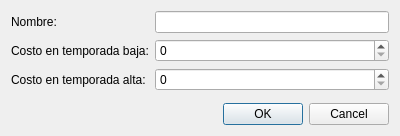
First picture: the form in src/ui/tipo.ui, repository leosmolas/conotels, before the edit.
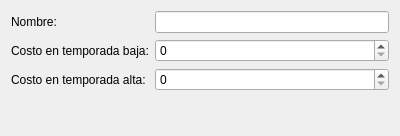
Second picture: the form after the edit.

Diff of the .ui file:
```diff
--- a/src/ui/tipo.ui
+++ b/src/ui/tipo.ui
@@ -53,9 +53,6 @@
      <property name="orientation">
       <enum>Qt::Horizontal</enum>
      </property>
-     <property name="standardButtons">
-      <set>QDialogButtonBox::Cancel|QDialogButtonBox::Ok</set>
-     </property>
     </widget>
    </item>
   </layout>
```
Left out of the diff: 12 changed lines with no effect on the pictures.
